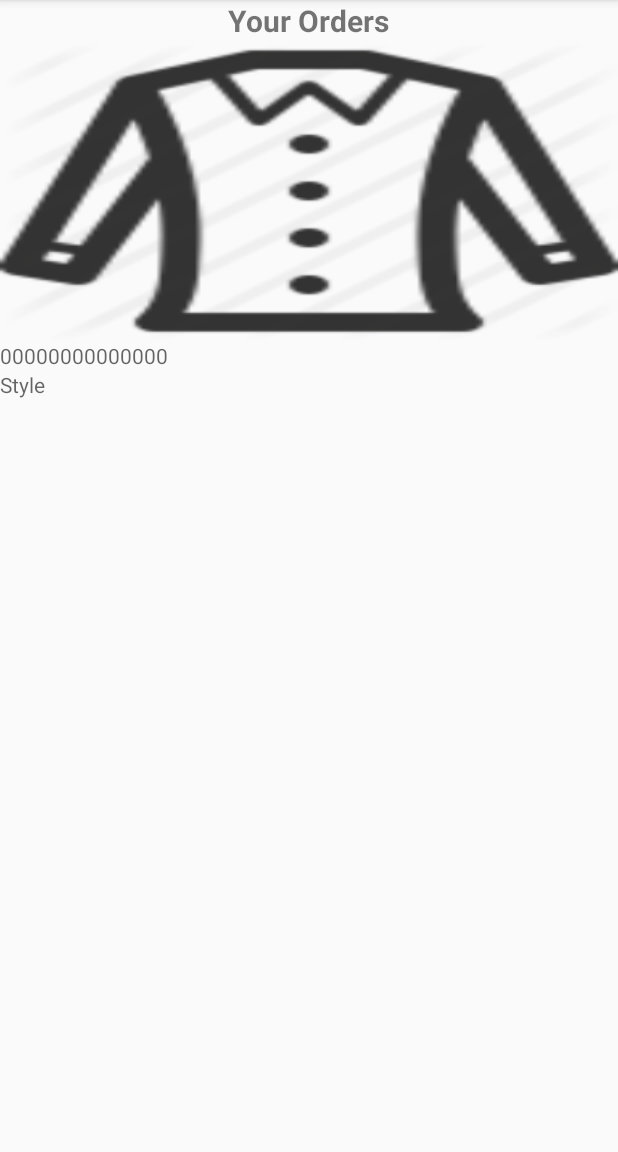
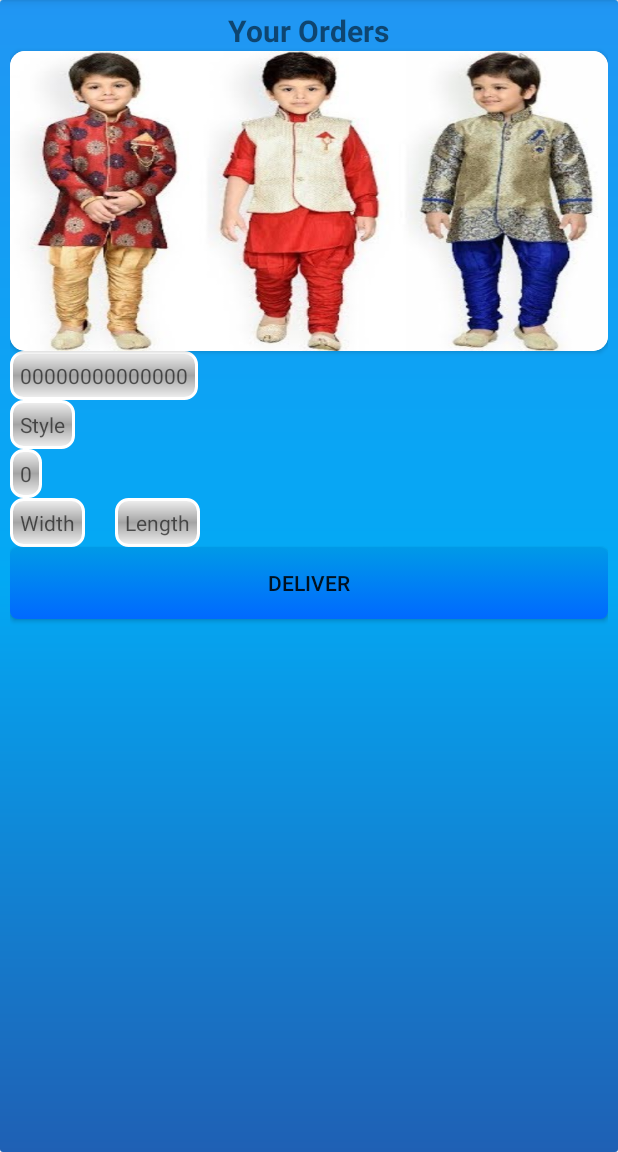
Before and after one commit to bilalhussain793/MasterJee, an Android app: the orderactvity screen opened directly, with no data from a screen before it, on a phone screen of 412 x 824 dp, the part 84-1236 px from its top. Run offline under Robolectric (Android 15) with nearby library versions, the light colour scheme and no system bars; our stand-ins replace Firebase (no records; nobody signed in at launch, a user with empty details on screens opened directly).

Commit message:
Final touch

```diff
--- a/app/src/main/java/com/img/masterjee/orderactvity.java
+++ b/app/src/main/java/com/img/masterjee/orderactvity.java
@@ -4,8 +4,11 @@ import android.content.SharedPreferences;
 import android.support.v7.app.AppCompatActivity;
 import android.os.Bundle;
 import android.util.Log;
+import android.view.View;
+import android.widget.Button;
 import android.widget.ImageView;
 import android.widget.TextView;
+import android.widget.Toast;
 
 import com.google.firebase.database.DataSnapshot;
 import com.google.firebase.database.DatabaseError;
@@ -14,8 +17,12 @@ import com.google.firebase.database.FirebaseDatabase;
 import com.google.firebase.database.ValueEventListener;
 
 public class orderactvity extends AppCompatActivity {
-TextView design,phon;
+TextView design,phon,total,w,h;
 ImageView im;
+
+Button btaa;
+
+Button btn;
     String userphone;
     FirebaseDatabase database = FirebaseDatabase.getInstance();
     @Override
@@ -25,12 +32,18 @@ ImageView im;
         design=findViewById(R.id.desiign);
         phon=findViewById(R.id.Phoone);
         im=findViewById(R.id.imgg);
+        total=findViewById(R.id.Pricetotal);
+        w=findViewById(R.id.www);
+        h=findViewById(R.id.lengt);
+        btaa=findViewById(R.id.click);
+
+
         SharedPreferences prefs = getSharedPreferences("LOGIN", MODE_PRIVATE);
         userphone = prefs.getString("phone", null);
         final String a=prefs.getString("phone",null);
 
 
-        DatabaseReference myRef = database.getReference("orders/"+a);
+        final DatabaseReference myRef = database.getReference("orders/"+a);
         myRef.addValueEventListener(new ValueEventListener() {
             @Override
             public void onDataChange(DataSnapshot dataSnapshot) {
@@ -38,10 +51,21 @@ ImageView im;
                 // whenever data at this location is updated.
                 String ph = dataSnapshot.child("phn").getValue(String.class);
                 String us = dataSnapshot.child("design").getValue(String.class);
+                String tot = dataSnapshot.child("Total").getValue(String.class);
+                String wid = dataSnapshot.child("Width").getValue(String.class);
+                String len = dataSnapshot.child("Length").getValue(String.class);
 
 
                 phon.setText(ph);
                 design.setText(us);
+                total.setText(tot);
+                w.setText(wid);
+                h.setText(len);
+
+
+
+
+
 
             }   public void onCancelled(DatabaseError error) {
                 // Failed to read value
@@ -52,7 +76,20 @@ ImageView im;
 
 
 
+btaa.setOnClickListener(new View.OnClickListener() {
+    @Override
+    public void onClick(View view) {
 
+
+        DatabaseReference ordref = database.getReference("orders/" +a);
+        ordref.child("phn").setValue("");
+        ordref.child("design").setValue("");
+        ordref.child("Width").setValue("");
+        ordref.child("Length").setValue("");
+        ordref.child("Total").setValue("");
+
+    }
+});
 
     }
 }
--- a/app/src/main/res/drawable-v24/back.xml
+++ b/app/src/main/res/drawable-v24/back.xml
@@ -1,7 +1,7 @@
 <?xml version="1.0" encoding="utf-8"?>
 <shape xmlns:android="http://schemas.android.com/apk/res/android" android:shape="rectangle">
     <gradient
-        android:startColor="#C6E1FF"
+        android:startColor="#1F60B4"
         android:centerColor="#03A9F4"
         android:endColor="#2196F3"
         android:angle="90"/>
--- a/app/src/main/res/layout/activity_orderactvity.xml
+++ b/app/src/main/res/layout/activity_orderactvity.xml
@@ -4,6 +4,7 @@
     xmlns:tools="http://schemas.android.com/tools"
     android:layout_width="match_parent"
     android:orientation="vertical"
+    android:background="@drawable/back"
     android:layout_height="match_parent"
     tools:context=".orderactvity">
 <TextView
@@ -13,20 +14,59 @@
     android:text="Your Orders"
     android:layout_width="wrap_content"
     android:layout_height="wrap_content" />
+<android.support.v7.widget.CardView
+    android:layout_width="wrap_content"
+    app:cardCornerRadius="10dp"
+    android:layout_height="wrap_content">
+
+
 
     <ImageView
-        android:background="@drawable/d4"
+        android:background="@drawable/imageview"
         android:id="@+id/imgg"
         android:layout_width="match_parent"
         android:layout_height="200dp" />
+</android.support.v7.widget.CardView>
     <TextView
+        android:background="@drawable/button_disabled"
         android:id="@+id/Phoone"
         android:hint="00000000000000"
         android:layout_width="wrap_content"
         android:layout_height="wrap_content" />
     <TextView
+        android:background="@drawable/button_disabled"
         android:id="@+id/desiign"
         android:hint="Style"
         android:layout_width="wrap_content"
         android:layout_height="wrap_content" />
+    <TextView
+        android:id="@+id/Pricetotal"
+        android:hint="0"
+        android:background="@drawable/button_disabled"
+        android:layout_width="wrap_content"
+        android:layout_height="wrap_content" />
+    <LinearLayout
+        android:layout_width="wrap_content"
+        android:orientation="horizontal"
+        android:layout_height="wrap_content">
+        <TextView
+            android:id="@+id/www"
+            android:hint="Width"
+            android:background="@drawable/button_disabled"
+            android:layout_width="wrap_content"
+            android:layout_height="wrap_content" />
+        <TextView
+            android:id="@+id/lengt"
+            android:hint="Length"
+            android:layout_marginLeft="20dp"
+            android:background="@drawable/button_disabled"
+            android:layout_width="wrap_content"
+            android:layout_height="wrap_content" />
+    </LinearLayout>
+    <Button
+        android:text="Deliver"
+        android:background="@drawable/button_rect"
+        android:id="@+id/click"
+        android:layout_width="match_parent"
+        android:layout_height="wrap_content" />
 </LinearLayout>
```
Also changed, not shown: app/src/main/java/com/img/masterjee/tailordash.java (+15 -2 lines), app/src/main/res/layout/activity_dash_board.xml (+8 -4 lines), app/src/main/res/layout/activity_tailordash.xml (+50 -2 lines).
